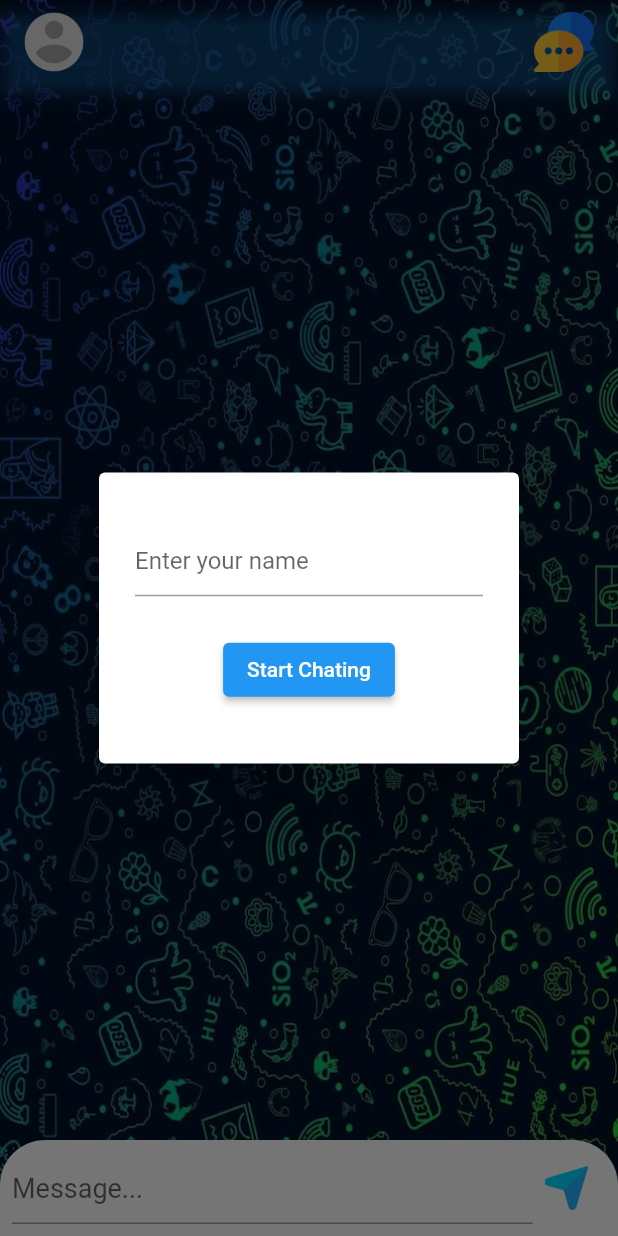
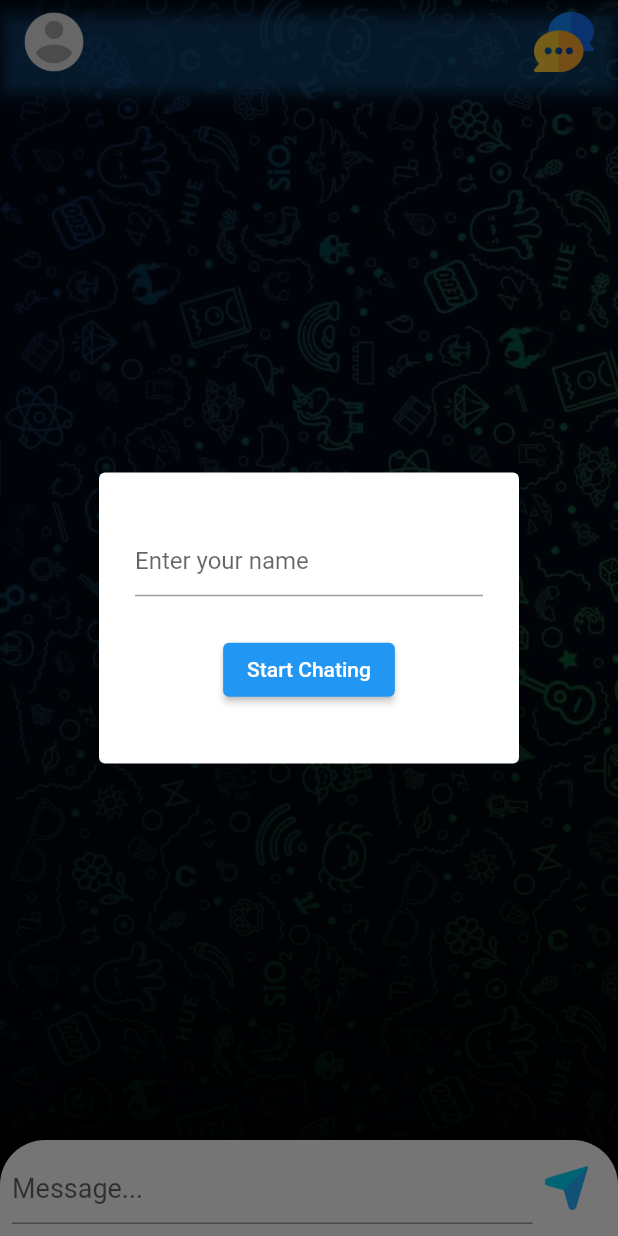
Before and after one commit to SalarPro/WeCodeChatApp, a Flutter app: the screen it shows after launch, on a phone screen of 412 x 824 dp. Run offline on Flutter 3.47's test engine with Material 2 defaults, Android fonts, the phone set to English and light mode, and no system bars; our stand-ins replace cloud_firestore, firebase_core; missing offline and left inert: dart:ffi; accounts and stored records are empty.

Commit message:
new background

```diff
--- a/lib/src/home_screen/home_screen_view.dart
+++ b/lib/src/home_screen/home_screen_view.dart
@@ -35,7 +35,7 @@ class _HomeScreenState extends State<HomeScreen> {
   Widget build(BuildContext context) {
     return Stack(
       children: [
-        backgroudImage(),
+        backgroudImage2(),
         Scaffold(
           backgroundColor: Colors.transparent,
           extendBodyBehindAppBar: true,
@@ -409,6 +409,28 @@ class _HomeScreenState extends State<HomeScreen> {
       ),
     );
   }
+
+  Widget backgroudImage2() {
+    return ShaderMask(
+      shaderCallback: (bounds) => LinearGradient(
+        colors: [Colors.black, Colors.black12],
+        begin: Alignment.bottomCenter,
+        end: Alignment.center,
+      ).createShader(bounds),
+      blendMode: BlendMode.darken,
+      child: Container(
+        decoration: BoxDecoration(
+          image: DecorationImage(
+            image: AssetImage('src/image/bg1.png'),
+
+            /// change this to your  image directory
+            fit: BoxFit.cover,
+            colorFilter: ColorFilter.mode(Colors.black45, BlendMode.darken),
+          ),
+        ),
+      ),
+    );
+  }
 }
 
 extension StringCasingExtension on String {
```
